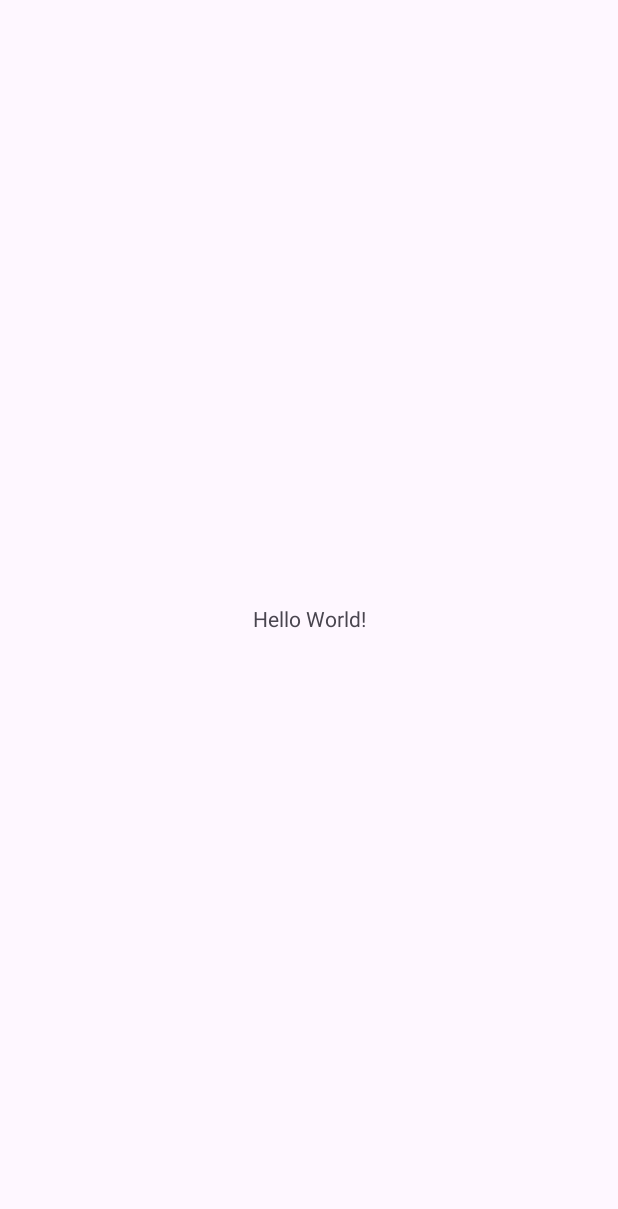
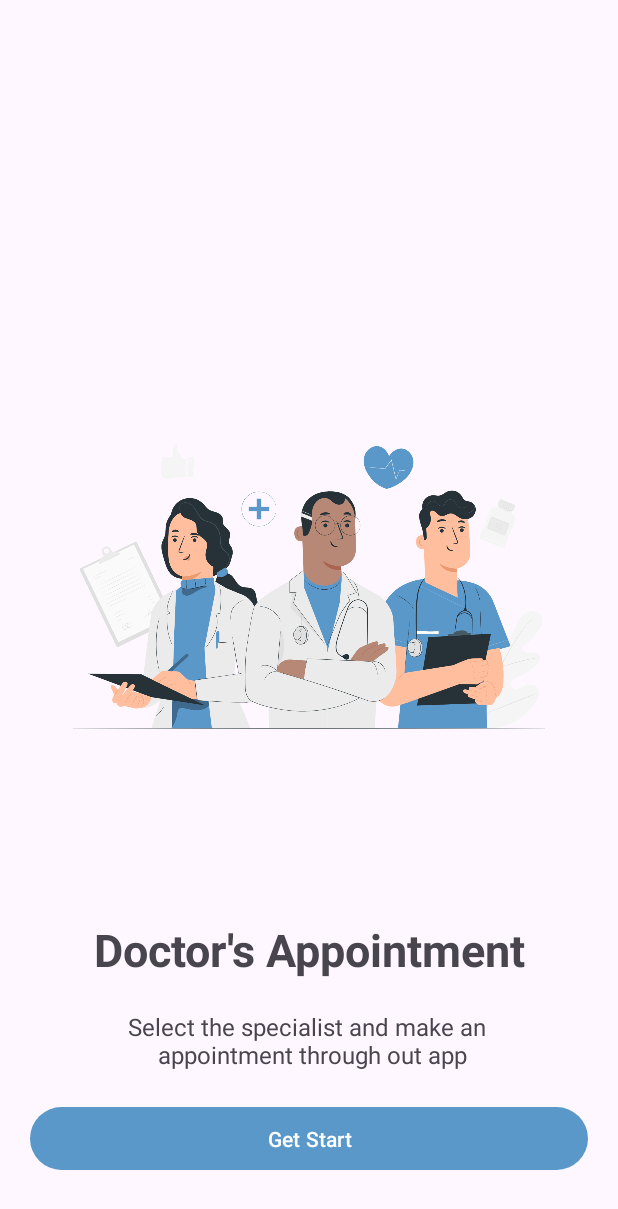
Before and after one commit to AroojAslam/DoctorAppointmentSystem, an Android app: the screen it shows after launch (MainActivity), on a phone screen of 412 x 824 dp. Before the commit the part shown is almost empty. Shown: the top 1209 px of the screen. Run offline under Robolectric (Android 15) with nearby library versions, the phone set to English and light mode, and no system bars.

Commit message:
create start screen and home screen  appbar

```diff
--- a/app/build.gradle
+++ b/app/build.gradle
@@ -5,12 +5,12 @@ plugins {
 
 android {
     namespace 'com.example.doctorappointmentsystem'
-    compileSdk 33
+    compileSdk 34
 
     defaultConfig {
         applicationId "com.example.doctorappointmentsystem"
         minSdk 24
-        targetSdk 33
+        targetSdk 34
         versionCode 1
         versionName "1.0"
 
@@ -38,6 +38,8 @@ dependencies {
     implementation 'androidx.appcompat:appcompat:1.6.1'
     implementation 'com.google.android.material:material:1.5.0'
     implementation 'androidx.constraintlayout:constraintlayout:2.1.4'
+    implementation 'androidx.navigation:navigation-fragment-ktx:2.7.5'
+    implementation 'androidx.navigation:navigation-ui-ktx:2.7.5'
     testImplementation 'junit:junit:4.13.2'
     androidTestImplementation 'androidx.test.ext:junit:1.1.5'
     androidTestImplementation 'androidx.test.espresso:espresso-core:3.5.1'
--- /dev/null
+++ b/app/src/main/java/com/example/doctorappointmentsystem/StartPage.kt
@@ -0,0 +1,26 @@
+package com.example.doctorappointmentsystem
+
+import android.os.Bundle
+import androidx.fragment.app.Fragment
+import android.view.LayoutInflater
+import android.view.View
+import android.view.ViewGroup
+import android.widget.Button
+import androidx.navigation.fragment.findNavController
+
+class StartPage : Fragment() {
+
+    override fun onCreateView(
+        inflater: LayoutInflater, container: ViewGroup?,
+        savedInstanceState: Bundle?
+    ): View? {
+       val view =inflater.inflate(R.layout.fragment_start_page, container, false)
+        val button : Button = view.findViewById(R.id.button)
+        button.setOnClickListener{
+            findNavController().navigate(R.id.action_startPage_to_homePage)
+        }
+        return view
+    }
+
+
+}
--- /dev/null
+++ b/app/src/main/res/drawable/more_menu.xml
@@ -0,0 +1,5 @@
+<vector android:height="24dp" android:tint="#FFFFFF"
+    android:viewportHeight="24" android:viewportWidth="24"
+    android:width="24dp" xmlns:android="http://schemas.android.com/apk/res/android">
+    <path android:fillColor="@android:color/white" android:pathData="M12,8c1.1,0 2,-0.9 2,-2s-0.9,-2 -2,-2 -2,0.9 -2,2 0.9,2 2,2zM12,10c-1.1,0 -2,0.9 -2,2s0.9,2 2,2 2,-0.9 2,-2 -0.9,-2 -2,-2zM12,16c-1.1,0 -2,0.9 -2,2s0.9,2 2,2 2,-0.9 2,-2 -0.9,-2 -2,-2z"/>
+</vector>
--- a/app/src/main/res/layout/activity_main.xml
+++ b/app/src/main/res/layout/activity_main.xml
@@ -1,18 +1,11 @@
 <?xml version="1.0" encoding="utf-8"?>
-<androidx.constraintlayout.widget.ConstraintLayout xmlns:android="http://schemas.android.com/apk/res/android"
+<androidx.fragment.app.FragmentContainerView
+    xmlns:android="http://schemas.android.com/apk/res/android"
     xmlns:app="http://schemas.android.com/apk/res-auto"
-    xmlns:tools="http://schemas.android.com/tools"
+    android:id="@+id/main_fragment"
+    android:name="androidx.navigation.fragment.NavHostFragment"
     android:layout_width="match_parent"
     android:layout_height="match_parent"
-    tools:context=".MainActivity">
-
-    <TextView
-        android:layout_width="wrap_content"
-        android:layout_height="wrap_content"
-        android:text="Hello World!"
-        app:layout_constraintBottom_toBottomOf="parent"
-        app:layout_constraintEnd_toEndOf="parent"
-        app:layout_constraintStart_toStartOf="parent"
-        app:layout_constraintTop_toTopOf="parent" />
-
-</androidx.constraintlayout.widget.ConstraintLayout>
+    android:layout_weight="1"
+    app:defaultNavHost="true"
+    app:navGraph="@navigation/nag_graph" />
--- /dev/null
+++ b/app/src/main/res/layout/fragment_start_page.xml
@@ -0,0 +1,57 @@
+<?xml version="1.0" encoding="utf-8"?>
+<FrameLayout xmlns:android="http://schemas.android.com/apk/res/android"
+    xmlns:app="http://schemas.android.com/apk/res-auto"
+    xmlns:tools="http://schemas.android.com/tools"
+    android:layout_width="match_parent"
+    android:layout_height="match_parent"
+    tools:context=".StartPage">
+
+    <ImageView
+        android:id="@+id/imageView2"
+       android:layout_marginBottom="20dp"
+        android:layout_gravity="center"
+        android:layout_width="match_parent"
+        android:layout_height="350dp"
+        android:src="@drawable/logo" />
+
+   <LinearLayout
+       android:layout_width="match_parent"
+       android:orientation="vertical"
+       android:gravity="bottom"
+       android:layout_gravity="center"
+       android:layout_height="match_parent">
+
+
+
+       <TextView
+           android:id="@+id/textView"
+           android:textAlignment="center"
+           android:textSize="30dp"
+           android:textStyle="bold"
+           android:layout_marginTop="20dp"
+           android:layout_gravity="center"
+           android:layout_width="match_parent"
+           android:layout_height="wrap_content"
+           android:text="Doctor\'s Appointment" />
+
+       <TextView
+           android:id="@+id/textView2"
+           android:textSize="16dp"
+           android:layout_gravity="center"
+           android:layout_marginTop="20dp"
+           android:textAlignment="center"
+           android:layout_width="match_parent"
+           android:layout_height="wrap_content"
+           android:text="Select the specialist and make an \n appointment through out app" />
+
+       <Button
+           android:id="@+id/button"
+           android:layout_marginTop="20dp"
+           android:layout_marginHorizontal="20dp"
+           android:layout_marginBottom="40dp"
+           android:layout_width="match_parent"
+           android:layout_height="50dp"
+           android:text="Get Start" />
+   </LinearLayout>
+
+</FrameLayout>
--- /dev/null
+++ b/app/src/main/res/menu/more_menu.xml
@@ -0,0 +1,6 @@
+<?xml version="1.0" encoding="utf-8"?>
+<menu xmlns:android="http://schemas.android.com/apk/res/android">
+<item android:title="Your Appointment"
+    android:id="@+id/menu_id"
+    android:icon="@drawable/more_menu"/>
+</menu>
--- /dev/null
+++ b/app/src/main/res/navigation/nag_graph.xml
@@ -0,0 +1,52 @@
+<?xml version="1.0" encoding="utf-8"?>
+<navigation xmlns:android="http://schemas.android.com/apk/res/android"
+    xmlns:app="http://schemas.android.com/apk/res-auto"
+    xmlns:tools="http://schemas.android.com/tools"
+    android:id="@+id/nag_graph"
+    app:startDestination="@id/startPage">
+
+    <fragment
+        android:id="@+id/startPage"
+        android:name="com.example.doctorappointmentsystem.StartPage"
+        android:label="fragment_start_page"
+        tools:layout="@layout/fragment_start_page" >
+        <action
+            android:id="@+id/action_startPage_to_homePage"
+            app:destination="@id/homePage" />
+    </fragment>
+    <fragment
+        android:id="@+id/homePage"
+        android:name="com.example.doctorappointmentsystem.HomePage"
+        android:label="fragment_home_page"
+        tools:layout="@layout/fragment_home_page" >
+        <action
+            android:id="@+id/action_homePage_to_doctorProfile"
+            app:destination="@id/doctorProfile" />
+        <action
+            android:id="@+id/action_homePage_to_yourAppointment"
+            app:destination="@id/yourAppointment" />
+    </fragment>
+    <fragment
+        android:id="@+id/doctorProfile"
+        android:name="com.example.doctorappointmentsystem.DoctorProfile"
+        android:label="fragment_doctor_profile"
+        tools:layout="@layout/fragment_doctor_profile" >
+        <action
+            android:id="@+id/action_doctorProfile_to_appointmentForm"
+            app:destination="@id/appointmentForm" />
+    </fragment>
+    <fragment
+        android:id="@+id/yourAppointment"
+        android:name="com.example.doctorappointmentsystem.YourAppointment"
+        android:label="fragment_your_appointment"
+        tools:layout="@layout/fragment_your_appointment" />
+    <fragment
+        android:id="@+id/appointmentForm"
+        android:name="com.example.doctorappointmentsystem.AppointmentForm"
+        android:label="fragment_appointment_form"
+        tools:layout="@layout/fragment_appointment_form" >
+        <action
+            android:id="@+id/action_appointmentForm_to_homePage"
+            app:destination="@id/homePage" />
+    </fragment>
+</navigation>
--- a/app/src/main/res/values/strings.xml
+++ b/app/src/main/res/values/strings.xml
@@ -1,3 +1,5 @@
 <resources>
     <string name="app_name">Doctor Appointment System</string>
+    <!-- TODO: Remove or change this placeholder text -->
+    <string name="hello_blank_fragment">Hello blank fragment</string>
 </resources>
--- a/app/src/main/res/values/themes.xml
+++ b/app/src/main/res/values/themes.xml
@@ -2,6 +2,7 @@
     <!-- Base application theme. -->
     <style name="Base.Theme.DoctorAppointmentSystem" parent="Theme.Material3.DayNight.NoActionBar">
         <!-- Customize your light theme here. -->
+        <item name="colorPrimary">#5B98CA</item>
         <!-- <item name="colorPrimary">@color/my_light_primary</item> -->
     </style>
 
```
Also changed, not shown: app/src/main/java/com/example/doctorappointmentsystem/AppointmentForm.kt (added, +59 -0 lines), app/src/main/java/com/example/doctorappointmentsystem/DoctorProfile.kt (added, +59 -0 lines), app/src/main/java/com/example/doctorappointmentsystem/HomePage.kt (added, +32 -0 lines), app/src/main/java/com/example/doctorappointmentsystem/YourAppointment.kt (added, +59 -0 lines), app/src/main/res/layout/fragment_appointment_form.xml (added, +14 -0 lines), app/src/main/res/layout/fragment_doctor_profile.xml (added, +14 -0 lines), app/src/main/res/layout/fragment_home_page.xml (added, +28 -0 lines), app/src/main/res/layout/fragment_your_appointment.xml (added, +14 -0 lines), app/src/main/res/drawable/logo.png (added).
